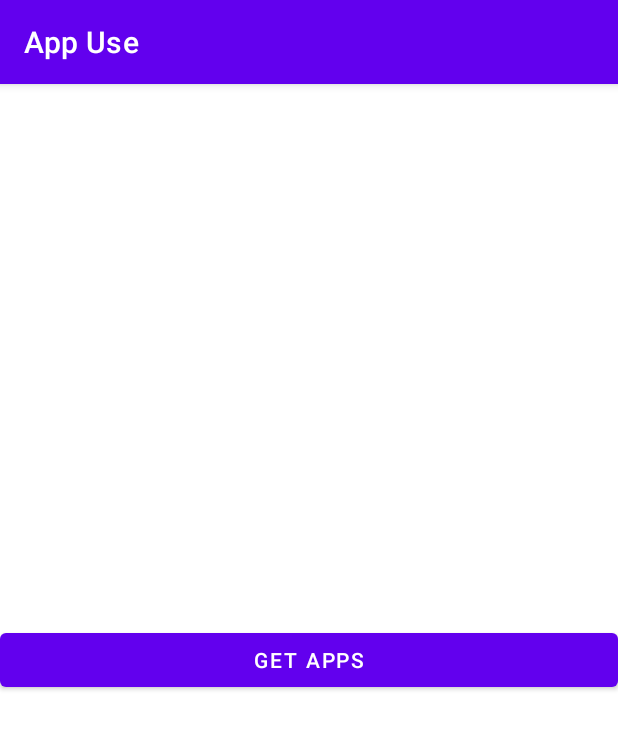
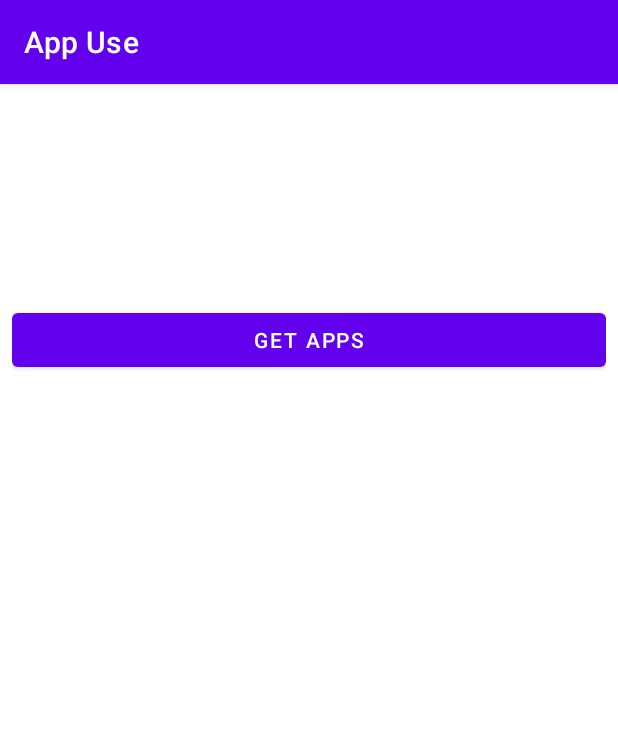
Before and after one commit to MichaelHamami/AppUsage-MobileSecurity-FinalProject, an Android app: the screen it shows after launch (MainActivity), on a phone screen of 412 x 824 dp. Shown: the top 729 px of the screen. Run offline under Robolectric (Android 15) with nearby library versions, the phone set to English and light mode, and no system bars.

Commit message:
Added permission handling

```diff
--- a/app/src/main/java/il/ma/appuse/MainActivity.java
+++ b/app/src/main/java/il/ma/appuse/MainActivity.java
@@ -2,8 +2,10 @@ package il.ma.appuse;
 
 import androidx.appcompat.app.AppCompatActivity;
 
+import android.app.AlertDialog;
 import android.app.AppOpsManager;
 import android.content.Context;
+import android.content.DialogInterface;
 import android.content.Intent;
 import android.content.pm.PackageManager;
 import android.os.Bundle;
@@ -37,7 +39,7 @@ public class MainActivity extends AppCompatActivity {
     protected void onResume() {
         super.onResume();
         Log.d(TAG, "onResume: called");
-        boolean granted = checkUsagePermission();
+        boolean granted = CheckUsagePermission(this);
         if(granted)
         {
             removeExplanationUI();
@@ -45,6 +47,7 @@ public class MainActivity extends AppCompatActivity {
         else
         {
             showUsageExplanationUI();
+
         }
     }
 
@@ -54,19 +57,18 @@ public class MainActivity extends AppCompatActivity {
     }
 
     private void removeExplanationUI() {
-        this.main_TXT_explanation_usage.setVisibility(View.GONE);
+        this.main_TXT_explanation_usage.setVisibility(View.INVISIBLE);
         this.main_BTN_usage_settings.setVisibility(View.GONE);
     }
 
-    private boolean checkUsagePermission() {
+    public static boolean CheckUsagePermission(Context context) {
         boolean granted;
-        AppOpsManager appOps = (AppOpsManager) this
-                .getSystemService(Context.APP_OPS_SERVICE);
+        AppOpsManager appOps = (AppOpsManager) context.getSystemService(Context.APP_OPS_SERVICE);
         int mode = appOps.checkOpNoThrow(AppOpsManager.OPSTR_GET_USAGE_STATS,
-                android.os.Process.myUid(), this.getPackageName());
+                android.os.Process.myUid(), context.getPackageName());
 
         if (mode == AppOpsManager.MODE_DEFAULT) {
-            granted = (this.checkCallingOrSelfPermission(android.Manifest.permission.PACKAGE_USAGE_STATS) == PackageManager.PERMISSION_GRANTED);
+            granted = (context.checkCallingOrSelfPermission(android.Manifest.permission.PACKAGE_USAGE_STATS) == PackageManager.PERMISSION_GRANTED);
         } else {
             granted = (mode == AppOpsManager.MODE_ALLOWED);
         }
@@ -78,8 +80,8 @@ public class MainActivity extends AppCompatActivity {
         this.main_BTN_usage_settings.setOnClickListener(v->goUsageSettings());
     }
 
-    private void goUsageSettings() {
-       startActivity(new Intent(Settings.ACTION_USAGE_ACCESS_SETTINGS));
+    public  void goUsageSettings() {
+        startActivity(new Intent(Settings.ACTION_USAGE_ACCESS_SETTINGS));
     }
 
     private void findViews() {
@@ -87,9 +89,18 @@ public class MainActivity extends AppCompatActivity {
         this.main_TXT_explanation_usage = findViewById(R.id.main_TXT_explanation_usage);
         this.main_BTN_usage_settings = findViewById(R.id.main_BTN_usage_settings);
     }
-    private void getApps() {
+    public void getApps() {
         Log.d(TAG, "getApps called");
-        Intent intent = new Intent(this, ActivityUsageStats.class);
-        startActivity(intent);
+        if(CheckUsagePermission(this)) {
+            startActivity(new Intent(this, ActivityUsageStats.class));
+        } else {
+            AlertDialog.Builder builder = new AlertDialog.Builder(this);
+            builder.setTitle("Usage Access Permission");
+            builder.setMessage("There's no permission for this app to access your system usage data, please go to 'Usage Access' in your device to enable access to the data.");
+            builder.setPositiveButton("Take Me To Settings", (dialog, which) -> goUsageSettings());
+            builder.setNegativeButton("Cancel", (dialog, which) -> {});
+            AlertDialog alert = builder.create();
+            alert.show();
+        }
     }
 }
--- a/app/src/main/res/layout/activity_main.xml
+++ b/app/src/main/res/layout/activity_main.xml
@@ -1,38 +1,41 @@
 <?xml version="1.0" encoding="utf-8"?>
 <RelativeLayout xmlns:android="http://schemas.android.com/apk/res/android"
-    xmlns:app="http://schemas.android.com/apk/res-auto"
     xmlns:tools="http://schemas.android.com/tools"
     android:layout_width="match_parent"
     android:layout_height="match_parent"
+    android:layout_marginStart="8dp"
+    android:layout_marginEnd="8dp"
     tools:context=".MainActivity">
 
+
+    <TextView
+        android:id="@+id/main_TXT_explanation_usage"
+        android:layout_width="wrap_content"
+        android:layout_height="wrap_content"
+        android:text="@string/app_info"
+        android:textSize="24sp"
+        android:layout_marginBottom="30dp"
+        android:visibility="invisible"
+        />
 
     <com.google.android.material.button.MaterialButton
         android:id="@+id/main_BTN_get_apps"
         android:layout_width="match_parent"
         android:layout_height="wrap_content"
         android:layout_centerHorizontal="true"
-        android:layout_centerVertical="true"
+        android:layout_below="@id/main_TXT_explanation_usage"
         android:text="@string/get_apps"
-/>
+        />
 
 
     <com.google.android.material.button.MaterialButton
         android:id="@+id/main_BTN_usage_settings"
         android:layout_width="match_parent"
         android:layout_height="wrap_content"
-        android:layout_alignParentBottom="true"
+        android:layout_below="@+id/main_BTN_get_apps"
         android:text="@string/usage_settings"
         android:visibility="invisible"
         />
-    <TextView
-        android:id="@+id/main_TXT_explanation_usage"
-        android:layout_width="wrap_content"
-        android:layout_height="wrap_content"
-        android:text="@string/in_order_to_show_the_usage_data_of_other_apps_we_need_to_get_accses_of_usage_data_from_settings"
-        android:textSize="25sp"
-        android:layout_above="@id/main_BTN_usage_settings"
-        android:layout_marginBottom="30dp"
-        android:visibility="invisible"
-        />
+
+
 </RelativeLayout>
--- a/app/src/main/res/layout/activity_usage_stats.xml
+++ b/app/src/main/res/layout/activity_usage_stats.xml
@@ -3,8 +3,8 @@
     android:orientation="vertical"
     android:layout_width="match_parent"
     android:layout_height="match_parent"
-    android:layout_marginStart="16dp"
-    android:layout_marginEnd="16dp"
+    android:layout_marginStart="8dp"
+    android:layout_marginEnd="8dp"
     >
     <LinearLayout
         android:layout_width="match_parent"
--- a/app/src/main/res/values/strings.xml
+++ b/app/src/main/res/values/strings.xml
@@ -2,7 +2,7 @@
     <string name="app_name">App Use</string>
     <string name="get_apps">Get Apps</string>
     <string name="usage_settings">Usage Settings</string>
-    <string name="in_order_to_show_the_usage_data_of_other_apps_we_need_to_get_accses_of_usage_data_from_settings">In Order to show the usage data of other apps we need to get accses of usage data from settings</string>
+    <string name="app_info">This app needs your permission to access the device usage data - please press "Usage Settings" to go to the apps\' settings window.</string>
     <string name="title_activity_usage_stats">ActivityUsageStats</string>
 
     <string name="usage_state_TXT_header_time_used">Time Used</string>
```
Also changed, not shown: app/src/main/java/il/ma/appuse/ActivityUsageStats.java (+27 -7 lines).
